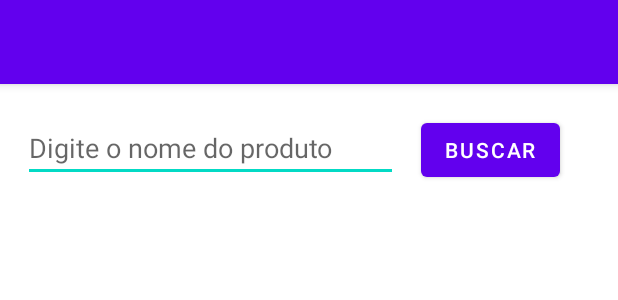
After one commit to suelenviana/app_pizzaria, an Android app: the layout activity_list_usuario.xml on its own in the app's theme, with its tools: preview values and no code run, on a phone screen of 412 x 824 dp. The commit adds this screen. Shown: the top 300 px of the screen. Run offline under Robolectric (Android 15) with nearby library versions, the phone set to English and light mode, and no system bars.

Commit message:
lista usuario

```diff
--- a/app/src/main/java/com/programacao/app_pizzaria/Util/Util.java
+++ b/app/src/main/java/com/programacao/app_pizzaria/Util/Util.java
@@ -1,9 +1,12 @@
 package com.programacao.app_pizzaria.Util;
 
 import android.content.Context;
+import android.view.View;
 import android.widget.Toast;
 
 import androidx.appcompat.app.AppCompatActivity;
+
+import com.google.android.material.snackbar.Snackbar;
 
 public class Util {
 
@@ -18,7 +21,7 @@ public class Util {
     public static final String CADUSUARIO_VALIDA_EMAIL = "Necessário preencher o E-mail";
     public static final String CADUSUARIO_VALIDA_TELEFONE = "Necessário preencher o Número de Contato";
     public static final String CADUSUARIO_VALIDA_FUNCAO = "Necessário preencher a Função";
-
+    public static final String CADUSUARIO_SALVAR_SUCESSO = "Usuário salvo com sucesso!";
     public static Util getInstance() {
         if (instance != null) return instance;
         return new Util();
@@ -28,4 +31,7 @@ public class Util {
         Toast.makeText(context, mensagem, Toast.LENGTH_LONG).show();
     }
 
+    public void mostraMensagemSnackBar(View view, String mensagem) {
+        Snackbar.make(view, mensagem, Snackbar.LENGTH_LONG).show();
+    }
 }
--- /dev/null
+++ b/app/src/main/java/com/programacao/app_pizzaria/usuario/ListaUsuarioActivity.java
@@ -0,0 +1,7 @@
+package com.programacao.app_pizzaria.usuario;
+
+import androidx.appcompat.app.AppCompatActivity;
+
+public class ListaUsuarioActivity extends AppCompatActivity {
+
+}
--- a/app/src/main/java/com/programacao/app_pizzaria/usuario/cadUsuarioActivity.java
+++ b/app/src/main/java/com/programacao/app_pizzaria/usuario/cadUsuarioActivity.java
@@ -53,6 +53,7 @@ public class cadUsuarioActivity extends AppCompatActivity {
                 salvar();
                 break;
             case R.id.btLimpar:
+                limpar();
                 break;
             case R.id.btCancelar:
                 intent = new Intent(cadUsuarioActivity.this, MainActivity.class);
@@ -76,6 +77,8 @@ public class cadUsuarioActivity extends AppCompatActivity {
         if(validaUsuario(usuario)) {
             //insert
             UsuarioDAO.getInstance().adicionar(usuario);
+            limpar();
+            Util.getInstance().mostraMensagemSnackBar(findViewById(R.id.activity_cad_usuario), Util.CADUSUARIO_SALVAR_SUCESSO);
         }
 
     }
@@ -96,4 +99,11 @@ public class cadUsuarioActivity extends AppCompatActivity {
         }
         return true;
     }
+
+    public void limpar() {
+        nomeCompletoE.setText("");
+        emailE.setText("");
+        telefoneE.setText("");
+        funcaoGroup.check(-1);
+    }
 }
--- a/app/src/main/res/layout/activity_cad_usuario.xml
+++ b/app/src/main/res/layout/activity_cad_usuario.xml
@@ -5,7 +5,8 @@
     android:layout_width="match_parent"
     android:layout_height="match_parent"
     tools:context=".usuario.cadUsuarioActivity"
-    android:orientation="vertical">
+    android:orientation="vertical"
+    android:id="@+id/activity_cad_usuario">
 
     <com.google.android.material.appbar.AppBarLayout
         android:layout_width="match_parent"
--- /dev/null
+++ b/app/src/main/res/layout/activity_list_usuario.xml
@@ -0,0 +1,60 @@
+<?xml version="1.0" encoding="utf-8"?>
+<LinearLayout xmlns:android="http://schemas.android.com/apk/res/android"
+    xmlns:tools="http://schemas.android.com/tools"
+    xmlns:app="http://schemas.android.com/apk/res-auto"
+    android:orientation="vertical"
+    android:layout_width="match_parent"
+    android:layout_height="match_parent"
+    tools:context=".usuario.ListaUsuarioActivity">
+
+    <com.google.android.material.appbar.AppBarLayout
+        android:layout_width="match_parent"
+        android:layout_height="wrap_content"
+        android:theme="@style/Theme.App_pizzaria.AppBarOverlay">
+
+        <androidx.appcompat.widget.Toolbar
+            android:id="@+id/toolbar"
+            android:layout_width="match_parent"
+            android:layout_height="?attr/actionBarSize"
+            android:background="?attr/colorPrimary"
+            app:popupTheme="@style/Theme.App_pizzaria.PopupOverlay" />
+
+    </com.google.android.material.appbar.AppBarLayout>
+
+    <LinearLayout
+        android:layout_width="match_parent"
+        android:layout_height="wrap_content"
+        android:orientation="horizontal"
+        android:layout_marginTop="20dp">
+
+        <EditText
+            android:layout_width="wrap_content"
+            android:layout_height="wrap_content"
+            android:layout_marginLeft="15dp"
+            android:width="250dp"
+            android:hint="@string/listProduto_pesquisa"></EditText>
+
+        <Button
+            android:layout_width="wrap_content"
+            android:layout_height="wrap_content"
+            android:layout_marginLeft="15dp"
+            android:layout_marginRight="3dp"
+            android:text="@string/listProduto_buscar"></Button>
+    </LinearLayout>
+
+    <LinearLayout
+        android:layout_width="wrap_content"
+        android:layout_height="wrap_content"
+        android:orientation="vertical">
+
+        <ListView
+            android:id="@+id/listProduto"
+            android:layout_width="match_parent"
+            android:layout_height="match_parent"
+            android:layout_marginTop="25dp">
+
+        </ListView>
+
+    </LinearLayout>
+
+</LinearLayout>
```
